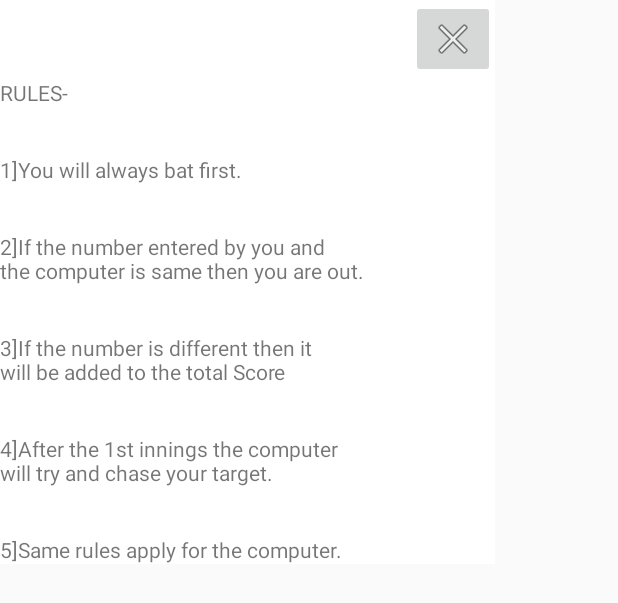
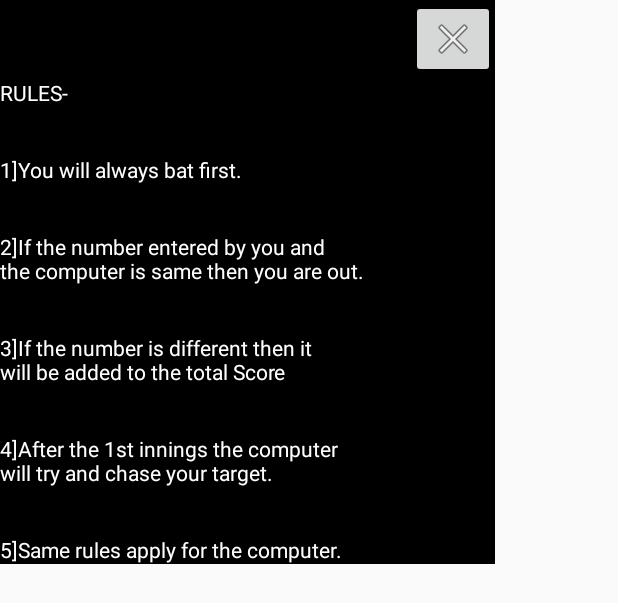
Before and after one commit to Armaan4477/HandCricket-MiniProject, an Android app: the layout activity_2.xml on its own in the app's theme, with its tools: preview values and no code run, on a phone screen of 412 x 824 dp. Shown: the top 603 px of the screen. Run offline under Robolectric (Android 15) with nearby library versions, the phone set to English and light mode, and no system bars.

Commit message:
changes
Changed rules activity color and updated out video

```diff
--- a/app/src/main/res/layout/activity_2.xml
+++ b/app/src/main/res/layout/activity_2.xml
@@ -3,7 +3,7 @@
     xmlns:app="http://schemas.android.com/apk/res-auto"
     android:layout_width="330dp"
     android:layout_height="wrap_content"
-    android:background="@color/white"
+    android:background="@color/black"
     android:orientation="vertical">
 
     <ImageButton
@@ -17,28 +17,33 @@
     <TextView
         android:id="@+id/textView3"
         android:layout_width="match_parent"
+        android:textColor="@color/white"
         android:layout_height="match_parent"
         android:text="RULES-" />
 
     <TextView
         android:id="@+id/textView4"
         android:layout_width="match_parent"
+        android:textColor="@color/white"
         android:layout_height="match_parent"
         android:text="\n\n1]You will always bat first." />
 
     <TextView
         android:id="@+id/textView5"
         android:layout_width="match_parent"
+        android:textColor="@color/white"
         android:layout_height="match_parent"
         android:text="\n\n2]If the number entered by you and \nthe computer is same then you are out." />
 
     <TextView
         android:id="@+id/textView9"
         android:layout_width="match_parent"
+        android:textColor="@color/white"
         android:layout_height="match_parent"
         android:text="\n\n3]If the number is different then it \nwill be added to the total Score"/>
     <TextView
         android:id="@+id/textView7"
+        android:textColor="@color/white"
         android:layout_width="match_parent"
         android:layout_height="match_parent"
         android:text="\n\n4]After the 1st innings the computer \nwill try and chase your target." />
@@ -46,6 +51,7 @@
     <TextView
         android:id="@+id/textView8"
         android:layout_width="match_parent"
+        android:textColor="@color/white"
         android:layout_height="match_parent"
         android:text="\n\n5]Same rules apply for the computer." />
 
```
Also changed, not shown: 1 other file.
